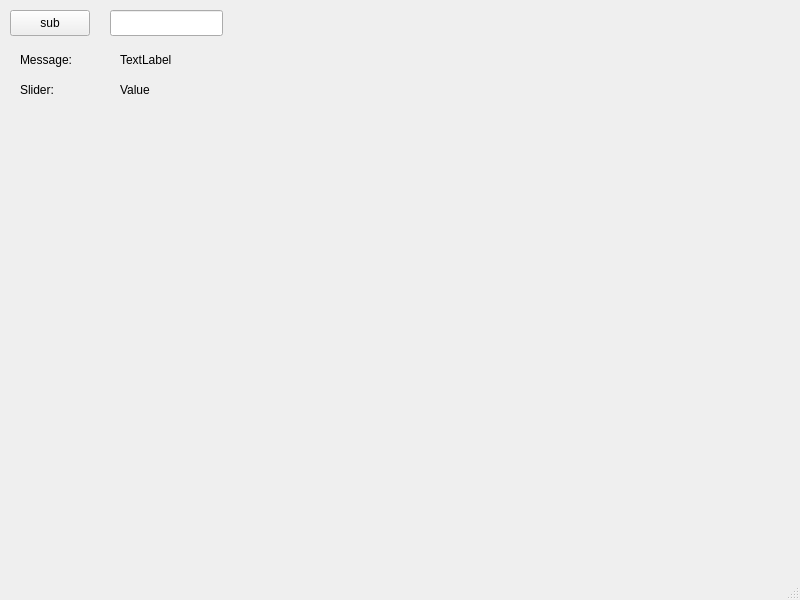
The window that mqtt_sub/mainwindow.ui (danylo-nevidomiy/MqttClient) describes before a commit, drawn with Qt 5.
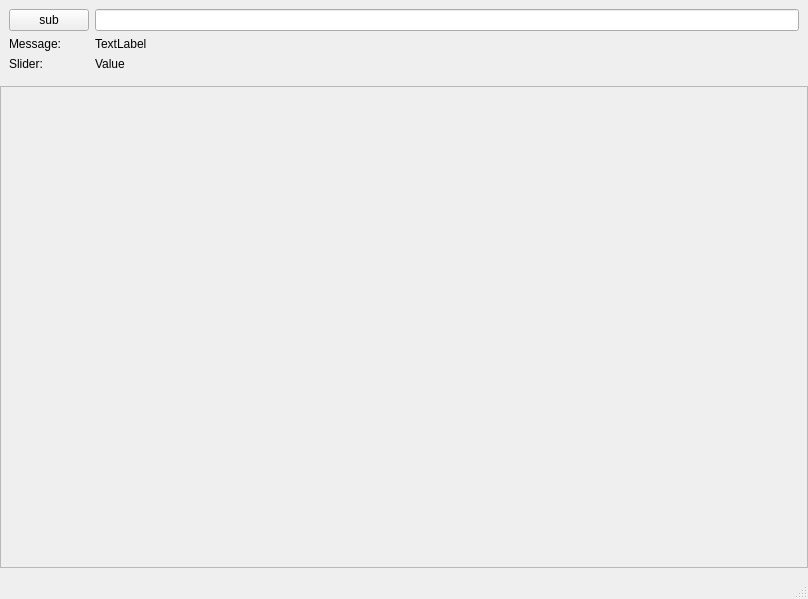
The same window after the commit.

Commit message: Window and widgets size policy partially fixed

What changed in the file:
```diff
--- a/mqtt_sub/mainwindow.ui
+++ b/mqtt_sub/mainwindow.ui
@@ -6,89 +6,131 @@
    <rect>
     <x>0</x>
     <y>0</y>
-    <width>800</width>
-    <height>600</height>
+    <width>808</width>
+    <height>599</height>
    </rect>
   </property>
+  <property name="sizePolicy">
+   <sizepolicy hsizetype="MinimumExpanding" vsizetype="MinimumExpanding">
+    <horstretch>0</horstretch>
+    <verstretch>0</verstretch>
+   </sizepolicy>
+  </property>
   <property name="windowTitle">
    <string>MainWindow</string>
   </property>
   <widget class="QWidget" name="centralwidget">
+   <layout class="QVBoxLayout" name="verticalLayout">
+    <property name="leftMargin">
+     <number>0</number>
+    </property>
+    <property name="topMargin">
+     <number>0</number>
+    </property>
+    <property name="rightMargin">
+     <number>0</number>
+    </property>
+    <item>
+     <widget class="QWidget" name="toolsWidget" native="true">
+      <property name="sizePolicy">
+       <sizepolicy hsizetype="Preferred" vsizetype="Fixed">
+        <horstretch>0</horstretch>
+        <verstretch>0</verstretch>
+       </sizepolicy>
+      </property>
+      <layout class="QFormLayout" name="formLayout">
+       <item row="0" column="0">
    <widget class="QPushButton" name="pushButton_sub">
-    <property name="geometry">
-     <rect>
-      <x>10</x>
-      <y>10</y>
-      <width>80</width>
-      <height>26</height>
-     </rect>
-    </property>
     <property name="text">
      <string>sub</string>
     </property>
    </widget>
-   <widget class="QLineEdit" name="topicLine">
-    <property name="geometry">
-     <rect>
-      <x>110</x>
-      <y>10</y>
-      <width>113</width>
-      <height>26</height>
-     </rect>
-    </property>
-   </widget>
+       </item>
+       <item row="0" column="1">
+        <widget class="QLineEdit" name="topicLine"/>
+       </item>
+       <item row="1" column="0">
    <widget class="QLabel" name="messageLabel">
-    <property name="geometry">
-     <rect>
-      <x>20</x>
-      <y>50</y>
-      <width>70</width>
-      <height>20</height>
-     </rect>
+         <property name="layoutDirection">
+          <enum>Qt::LeftToRight</enum>
     </property>
     <property name="text">
      <string>Message:</string>
     </property>
    </widget>
+       </item>
+       <item row="1" column="1">
    <widget class="QLabel" name="messageText">
-    <property name="geometry">
-     <rect>
-      <x>120</x>
-      <y>50</y>
-      <width>81</width>
-      <height>20</height>
-     </rect>
-    </property>
     <property name="text">
      <string>TextLabel</string>
     </property>
    </widget>
+       </item>
+       <item row="2" column="0">
    <widget class="QLabel" name="sliderText">
-    <property name="geometry">
-     <rect>
-      <x>20</x>
-      <y>80</y>
-      <width>70</width>
-      <height>20</height>
-     </rect>
+         <property name="layoutDirection">
+          <enum>Qt::LeftToRight</enum>
     </property>
     <property name="text">
      <string>Slider:</string>
     </property>
    </widget>
+       </item>
+       <item row="2" column="1">
    <widget class="QLabel" name="sliderValue">
-    <property name="geometry">
-     <rect>
-      <x>120</x>
-      <y>80</y>
-      <width>81</width>
-      <height>20</height>
-     </rect>
-    </property>
     <property name="text">
      <string>Value</string>
     </property>
    </widget>
+       </item>
+      </layout>
+     </widget>
+    </item>
+    <item>
+     <widget class="QScrollArea" name="scrollArea">
+      <property name="sizePolicy">
+       <sizepolicy hsizetype="MinimumExpanding" vsizetype="MinimumExpanding">
+        <horstretch>0</horstretch>
+        <verstretch>0</verstretch>
+       </sizepolicy>
+      </property>
+      <property name="widgetResizable">
+       <bool>true</bool>
+      </property>
+      <widget class="QWidget" name="scrollAreaWidgetContents_2">
+       <property name="geometry">
+        <rect>
+         <x>0</x>
+         <y>0</y>
+         <width>806</width>
+         <height>444</height>
+        </rect>
+       </property>
+       <property name="sizePolicy">
+        <sizepolicy hsizetype="MinimumExpanding" vsizetype="MinimumExpanding">
+         <horstretch>0</horstretch>
+         <verstretch>0</verstretch>
+        </sizepolicy>
+       </property>
+       <widget class="QWidget" name="gridLayoutWidget">
+        <property name="geometry">
+         <rect>
+          <x>219</x>
+          <y>139</y>
+          <width>161</width>
+          <height>81</height>
+         </rect>
+        </property>
+        <layout class="QGridLayout" name="gridLayout">
+         <property name="sizeConstraint">
+          <enum>QLayout::SetMaximumSize</enum>
+         </property>
+        </layout>
+       </widget>
+      </widget>
+     </widget>
+    </item>
+   </layout>
   </widget>
   <widget class="QMenuBar" name="menubar">
    <property name="geometry">
```
Left out of the diff: 2 changed lines with no effect on the pictures. Lines whose indentation alone changed are shown as unchanged. The commit also changes 10 other files.
